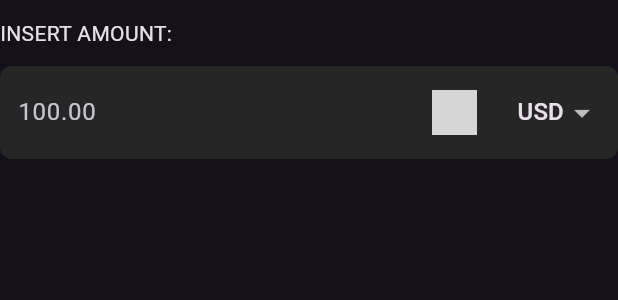
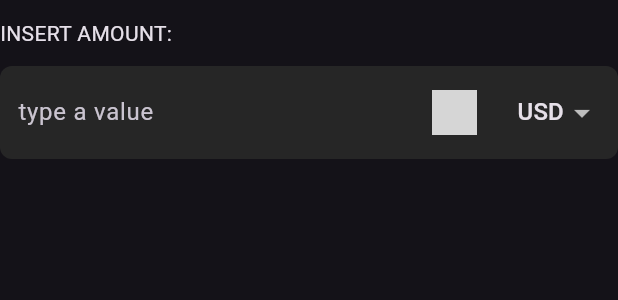
Before and after one commit to dmgcoding/currency_exchanger_flutter, a Flutter app: the InsertInput widget shown alone on an empty page, opened directly, on a phone screen of 412 x 824 dp. Shown: the top 300 px of the screen. Run offline on Flutter 3.47's test engine with Material 3 defaults, Android fonts, the light colour scheme and no system bars; our stand-ins replace bloc, dio, equatable, flutter_bloc, get_it, shared_preferences; accounts and stored records are empty; generated files the repository leaves out were written again; network calls fail; grey boxes are pictures that could not be loaded.

Commit message:
feat: local storage

```diff
--- a/lib/src/domain/repos/currency_repo.dart
+++ b/lib/src/domain/repos/currency_repo.dart
@@ -1,19 +1,57 @@
+import 'package:currency_converter/src/service/country_service.dart';
 import 'package:currency_converter/src/service/currency_service.dart';
+import 'package:currency_converter/src/service/local_storage_service.dart';
 
 class CurrencyRepo {
-  CurrencyRepo({required this.currencyService});
+  CurrencyRepo({
+    required this.currencyService,
+    required this.countryService,
+    required this.localStorageService,
+  });
   final CurrencyService currencyService;
+  final CountryService countryService;
+  final LocalStorageService localStorageService;
 
   Map<String, dynamic> _conversionRates = {};
+
+  String getCountryFlagFromCurrency(String curr) {
+    final countryCode = countryService.getCountryCodeFromCurrencyCode(curr);
+    if (countryCode == null) {
+      return 'https://cdn.pixabay.com/photo/2014/05/24/00/07/woven-cloth-352481_1280.jpg';
+    }
+    return 'https://flagcdn.com/w320/$countryCode.png';
+  }
 
   Future<Map<String, dynamic>> getConversionRates() async {
     try {
       final res = await currencyService.fetchConversionRates();
       _conversionRates = res.conversionRates;
+      localStorageService.saveConversionRates(_conversionRates);
       return res.conversionRates;
     } catch (e) {
       rethrow;
     }
+  }
+
+  Map<String, dynamic> getConversionRatesFromStorage() {
+    try {
+      final rates = localStorageService.getConversionRates();
+      return rates;
+    } catch (e) {
+      rethrow;
+    }
+  }
+
+  List<String> getFavoritedCurrencies() {
+    return localStorageService.getFavoritedCurrencies();
+  }
+
+  void saveFavoriteCurrency(String curr) {
+    localStorageService.saveFavoriteCurrency(curr);
+  }
+
+  void removeFavoritedCurrency(String curr) {
+    localStorageService.removeFavoriteCurrency(curr);
   }
 
   String getConvertedValue({
@@ -34,6 +72,7 @@ class CurrencyRepo {
     if (val.runtimeType == int) {
       return (val as int).toDouble();
     }
+    if (val == null) return 0;
     return val as double;
   }
 
--- a/lib/src/presentation/currency_exchange/blocs/exchange_rates/exchange_rates_cubit.dart
+++ b/lib/src/presentation/currency_exchange/blocs/exchange_rates/exchange_rates_cubit.dart
@@ -16,21 +16,39 @@ class ExchangeRatesCubit extends Cubit<ExchangeRatesState> {
     try {
       final conversionRatesMap = await currencyRepo.getConversionRates();
       final currencyList = conversionRatesMap.keys.toList();
+
+      final favoritedCurrencies = currencyRepo.getFavoritedCurrencies();
+      if (favoritedCurrencies.isEmpty) {
+        favoritedCurrencies.add('USD');
+      }
       emit(
         state.copyWith(
           conversionRates: conversionRatesMap,
           currencyList: currencyList,
+          toConvertList: favoritedCurrencies,
+          msg: const UIMessage(),
         ),
       );
     } catch (e) {
-      //TODO: REMOVE PRINT
-      print(e);
+      //fetch from local storage in case of error
+      final conversionRatesMap = currencyRepo.getConversionRatesFromStorage();
+      if (conversionRatesMap.entries.toList().isEmpty) {
         final err = currencyRepo.getErrorMsgFromType(e.toString());
         emit(
           state.copyWith(
             msg: UIMessage(errorMsg: err),
           ),
         );
+      } else {
+        final currencyList = conversionRatesMap.keys.toList();
+        emit(
+          state.copyWith(
+            conversionRates: conversionRatesMap,
+            currencyList: currencyList,
+            msg: const UIMessage(),
+          ),
+        );
+      }
     }
   }
 
@@ -42,13 +60,18 @@ class ExchangeRatesCubit extends Cubit<ExchangeRatesState> {
     emit(state.copyWith(inputCurrency: val));
   }
 
+  void addCurrencyToFavorite(String curr) {
+    currencyRepo.saveFavoriteCurrency(curr);
+  }
+
   void addCurrencyToConvert() {
     final currentList = state.toConvertList;
     final updatedList = [...currentList, 'USD'];
     emit(state.copyWith(toConvertList: updatedList));
   }
 
-  void removeFromCurrencyToConvert(int index) {
+  void removeFromCurrencyToConvert(int index, String curr) {
+    currencyRepo.removeFavoritedCurrency(curr);
     final currentList = state.toConvertList;
     final updatedList = <String>[];
     for (var i = 0; i < currentList.length; i++) {
--- a/lib/src/presentation/currency_exchange/blocs/exchange_rates/exchange_rates_state.dart
+++ b/lib/src/presentation/currency_exchange/blocs/exchange_rates/exchange_rates_state.dart
@@ -15,7 +15,7 @@ final class ExchangeRatesState extends Equatable {
         conversionRates: {},
         msg: UIMessage(),
         input: 0,
-        toConvertList: ['USD'],
+        toConvertList: [],
         currencyList: ['USD'],
         inputCurrency: 'USD',
       );
--- a/lib/src/presentation/currency_exchange/view/insert_input.dart
+++ b/lib/src/presentation/currency_exchange/view/insert_input.dart
@@ -1,4 +1,6 @@
 import 'package:currency_converter/core/consts/colors.dart';
+import 'package:currency_converter/locator.dart';
+import 'package:currency_converter/src/domain/repos/currency_repo.dart';
 import 'package:flutter/material.dart';
 import 'package:flutter/services.dart';
 import 'package:flutter_bloc/flutter_bloc.dart';
@@ -43,24 +45,33 @@ class InsertInput extends StatelessWidget {
                           focusedBorder: InputBorder.none,
                           errorBorder: InputBorder.none,
                           disabledBorder: InputBorder.none,
-                          hintText: '100.00',
+                          hintText: 'type a value',
                         ),
-                        onChanged: (val) => context
+                        onChanged: (val) {
+                          var value = val;
+                          if (val == '') value = '0';
+                          context
                               .read<ExchangeRatesCubit>()
-                            .changeInput(double.parse(val)),
+                              .changeInput(double.parse(value));
+                        },
                       ),
                     ),
-                    Container(
+                    Builder(
+                      builder: (context) {
+                        final flag = lc<CurrencyRepo>()
+                            .getCountryFlagFromCurrency(state.inputCurrency);
+                        return Container(
                           width: 30,
                           height: 30,
-                      decoration: const BoxDecoration(
+                          decoration: BoxDecoration(
                             shape: BoxShape.circle,
                             image: DecorationImage(
-                          image:
-                              NetworkImage('https://flagcdn.com/w320/us.png'),
+                              image: NetworkImage(flag),
                               fit: BoxFit.cover,
                             ),
                           ),
+                        );
+                      },
                     ),
                     const SizedBox(width: 12),
                     SizedBox(
--- /dev/null
+++ b/lib/src/service/country_service.dart
@@ -0,0 +1,170 @@
+class CountryService {
+  final _currencyToCountryCodeMap = {
+    'USD': 'us',
+    'AED': 'ae',
+    'AFN': 'af',
+    'ALL': 'al',
+    'AMD': 'am',
+    'ANG': 'aw',
+    'AOA': 'ao',
+    'ARS': 'ar',
+    'AUD': 'au',
+    'AWG': 'aw',
+    'AZN': 'az',
+    'BAM': 'ba',
+    'BBD': 'bb',
+    'BDT': 'bd',
+    'BGN': 'bg',
+    'BHD': 'bh',
+    'BIF': 'bi',
+    'BMD': 'bm',
+    'BND': 'bn',
+    'BOB': 'bo',
+    'BRL': 'br',
+    'BSD': 'bs',
+    'BTN': 'bt',
+    'BWP': 'bw',
+    'BYN': 'by',
+    'BZD': 'bz',
+    'CAD': 'ca',
+    'CDF': 'cd',
+    'CHF': 'ch',
+    'CLP': 'cl',
+    'CNY': 'cn',
+    'COP': 'co',
+    'CRC': 'cr',
+    'CUP': 'cu',
+    'CVE': 'cv',
+    'CZK': 'cz',
+    'DJF': 'dj',
+    'DKK': 'dk',
+    'DOP': 'do',
+    'DZD': 'dz',
+    'EGP': 'eg',
+    'ERN': 'er',
+    'ETB': 'et',
+    'EUR': 'eu',
+    'FJD': 'fj',
+    'FKP': 'fk',
+    'FOK': 'fo',
+    'GBP': 'gb',
+    'GEL': 'ge',
+    'GGP': 'gg',
+    'GHS': 'gh',
+    'GIP': 'gi',
+    'GMD': 'gm',
+    'GNF': 'gn',
+    'GTQ': 'gt',
+    'GYD': 'gy',
+    'HKD': 'hk',
+    'HNL': 'hn',
+    'HRK': 'hr',
+    'HTG': 'ht',
+    'HUF': 'hu',
+    'IDR': 'id',
+    'ILS': 'il',
+    'IMP': 'im',
+    'INR': 'in',
+    'IQD': 'iq',
+    'IRR': 'ir',
+    'ISK': 'is',
+    'JEP': 'je',
+    'JMD': 'jm',
+    'JOD': 'jo',
+    'JPY': 'jp',
+    'KES': 'ke',
+    'KGS': 'kg',
+    'KHR': 'kh',
+    'KID': 'ki',
+    'KMF': 'km',
+    'KRW': 'kr',
+    'KWD': 'kw',
+    'KYD': 'ky',
+    'KZT': 'kz',
+    'LAK': 'la',
+    'LBP': 'lb',
+    'LKR': 'lk',
+    'LRD': 'lr',
+    'LSL': 'ls',
+    'LYD': 'ly',
+    'MAD': 'ma',
+    'MDL': 'md',
+    'MGA': 'mg',
+    'MKD': 'mk',
+    'MMK': 'mm',
+    'MNT': 'mn',
+    'MOP': 'mo',
+    'MRU': 'mr',
+    'MUR': 'mu',
+    'MVR': 'mv',
+    'MWK': 'mw',
+    'MXN': 'mx',
+    'MYR': 'my',
+    'MZN': 'mz',
+    'NAD': 'na',
+    'NGN': 'ng',
+    'NIO': 'ni',
+    'NOK': 'no',
+    'NPR': 'np',
+    'NZD': 'nz',
+    'OMR': 'om',
+    'PAB': 'pa',
+    'PEN': 'pe',
+    'PGK': 'pg',
+    'PHP': 'ph',
+    'PKR': 'pk',
+    'PLN': 'pl',
+    'PYG': 'py',
+    'QAR': 'qa',
+    'RON': 'ro',
+    'RSD': 'rs',
+    'RUB': 'ru',
+    'RWF': 'rw',
+    'SAR': 'sa',
+    'SBD': 'sb',
+    'SCR': 'sc',
+    'SDG': 'sd',
+    'SEK': 'se',
+    'SGD': 'sg',
+    'SHP': 'sh',
+    'SLE': 'sl',
+    'SLL': 'sl',
+    'SOS': 'so',
+    'SRD': 'sr',
+    'SSP': 'ss',
+    'STN': 'st',
+    'SYP': 'sy',
+    'SZL': 'sz',
+    'THB': 'th',
+    'TJS': 'tj',
+    'TMT': 'tm',
+    'TND': 'tn',
+    'TOP': 'to',
+    'TRY': 'tr',
+    'TTD': 'tt',
+    'TVD': 'tv',
+    'TWD': 'tw',
+    'TZS': 'tz',
+    'UAH': 'ua',
+    'UGX': 'ug',
+    'UYU': 'uy',
+    'UZS': 'uz',
+    'VES': 've',
+    'VND': 'vn',
+    'VUV': 'vu',
+    'WST': 'ws',
+    'XAF': 'cf', // Central African Republic
+    'XCD': 'kn', // Saint Kitts and Nevis
+    'XDR': 'xr', // Special Drawing Rights
+    'XOF': 'sn', // Senegal
+    'XPF': 'pf', // French Polynesia
+    'YER': 'ye',
+    'ZAR': 'za',
+    'ZMW': 'zm',
+    'ZWL': 'zw'
+  };
+
+  String? getCountryCodeFromCurrencyCode(String curr) {
+    return _currencyToCountryCodeMap[curr];
+  }
+}
--- a/lib/src/service/local_storage_service.dart
+++ b/lib/src/service/local_storage_service.dart
@@ -1,6 +1,59 @@
+import 'dart:convert';
+
 import 'package:shared_preferences/shared_preferences.dart';
 
 class LocalStorageService {
   const LocalStorageService({required this.prefs});
   final SharedPreferences prefs;
+
+  static const favoriteCurrenciesKey = 'favoriteCurrenciesKey';
+  static const conversionRatesKey = 'conversionRatesKey';
+
+  void saveFavoriteCurrency(String curr) {
+    final currentString = getString(favoriteCurrenciesKey);
+    final currentList = jsonDecode(currentString ?? '[]') as List<dynamic>;
+    final convertedCurrentList = currentList.cast<String>();
+    if (!convertedCurrentList.contains(curr)) {
+      convertedCurrentList.add(curr);
+    }
+    saveString(favoriteCurrenciesKey, jsonEncode(convertedCurrentList));
+  }
+
+  List<String> getFavoritedCurrencies() {
+    final str = getString(favoriteCurrenciesKey);
+    final list = jsonDecode(str ?? '[]') as List<dynamic>;
+    final convertedList = list.cast<String>();
+    return convertedList;
+  }
+
+  void removeFavoriteCurrency(String curr) {
+    final currentString = getString(favoriteCurrenciesKey);
+    final currentList = jsonDecode(currentString ?? '[]') as List<dynamic>;
+    final convertedList = currentList.cast<String>();
+    // ignore: cascade_invocations
+    convertedList.remove(curr);
+    saveString(favoriteCurrenciesKey, jsonEncode(convertedList));
+  }
+
+  void saveConversionRates(Map<String, dynamic> map) {
+    saveString(conversionRatesKey, jsonEncode(map));
+  }
+
+  Map<String, dynamic> getConversionRates() {
+    final ratesStr = getString(conversionRatesKey) ?? '{}';
+    final rates = jsonDecode(ratesStr) as Map<String, dynamic>;
+    return rates;
+  }
+
+  void saveString(String key, String value) {
+    prefs.setString(key, value);
+  }
+
+  String? getString(String key) {
+    return prefs.getString(key);
+  }
+
+  Future<bool> removeValue(String key) async {
+    return prefs.remove(key);
+  }
 }
```
Also changed, not shown: lib/locator.dart (+6 -1 lines), lib/src/presentation/currency_exchange/view/currency_exchange.dart (+32 -6 lines), lib/src/presentation/currency_exchange/view/output_widget.dart (+19 -5 lines), lib/src/presentation/splash/view/splash.dart (+16 -16 lines). Lines whose indentation alone changed are shown as unchanged.
